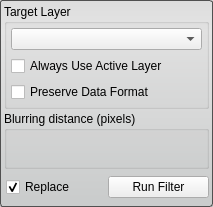
Old version of the form src/Interface/ToolInterface/DiscreteGaussianFilterInterface.ui in the repository SCIInstitute/Seg3D.
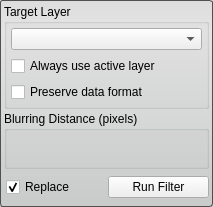
New version of the form. Custom widgets are drawn as their Qt base class.

Commit message: fixed Threshold Tool: Move "Create Threshold Layer" button to b... fixed Tools/Filters: Inconsistent capitalization for groupboxes fixed Tools/Filters: Inconsistent capitalization for checkboxes

The edit to the form file:
```diff
--- a/src/Interface/ToolInterface/DiscreteGaussianFilterInterface.ui
+++ b/src/Interface/ToolInterface/DiscreteGaussianFilterInterface.ui
@@ -82,7 +82,7 @@
          <item>
           <widget class="QCheckBox" name="use_active_layer_">
            <property name="text">
-            <string>Always Use Active Layer</string>
+            <string>Always use active layer</string>
            </property>
           </widget>
          </item>
@@ -107,7 +107,7 @@
          <item>
           <widget class="QCheckBox" name="preserve_data_format_">
            <property name="text">
-            <string>Preserve Data Format</string>
+            <string>Preserve data format</string>
            </property>
           </widget>
          </item>
@@ -120,7 +120,7 @@
    <item>
     <widget class="QGroupBox" name="groupBox">
      <property name="title">
-      <string>Blurring distance (pixels)</string>
+      <string>Blurring Distance (pixels)</string>
      </property>
      <layout class="QHBoxLayout" name="horizontalLayout_2">
       <property name="leftMargin">
```
The commit also changes 52 other files.
